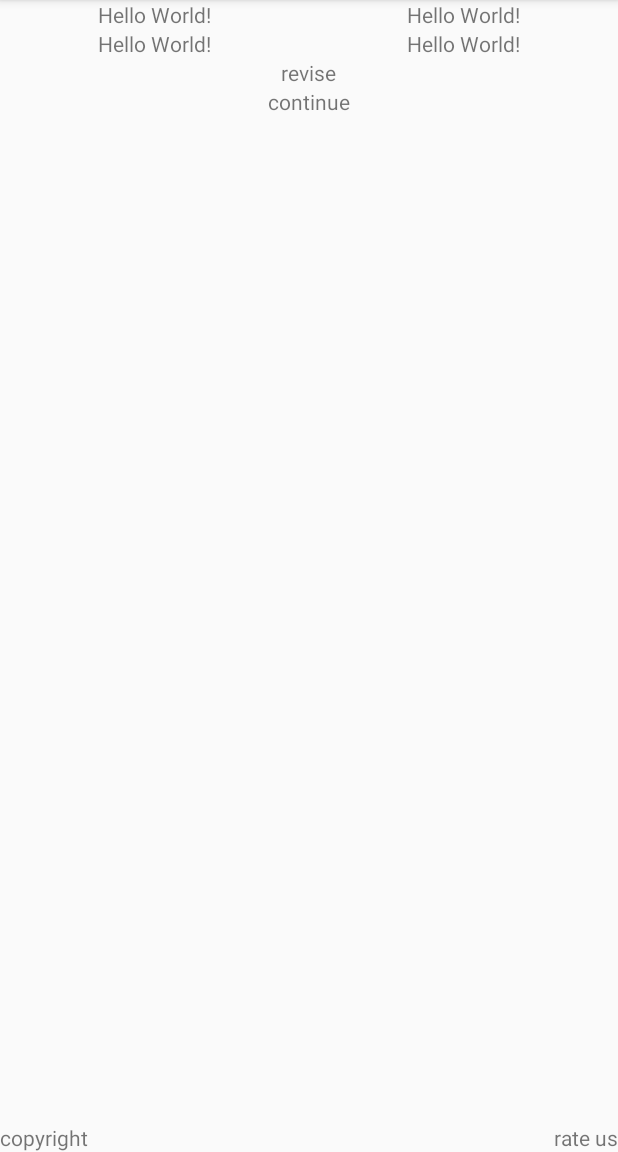
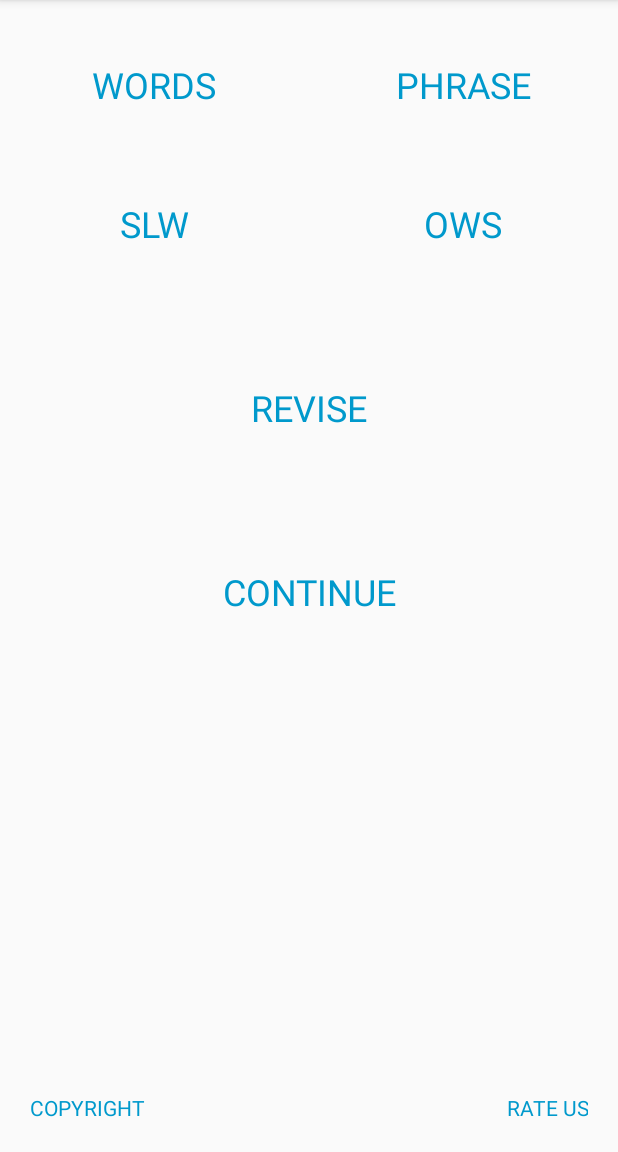
Before and after one commit to rajyotiroshan/SSCEnglishPrep, an Android app: the screen it shows after launch (MainActivity), on a phone screen of 412 x 824 dp, the part 84-1236 px from its top. Run offline under Robolectric (Android 15) with nearby library versions, the phone set to English and light mode, and no system bars.

Commit message:
created textStyle in style.xml put extra style attribute.

```diff
--- a/app/src/main/res/layout/activity_main.xml
+++ b/app/src/main/res/layout/activity_main.xml
@@ -5,74 +5,90 @@
     android:layout_width="match_parent"
     android:layout_height="match_parent"
     tools:context=".MainActivity">
+
     <LinearLayout
+        android:id="@+id/first"
         android:layout_width="match_parent"
         android:layout_height="wrap_content"
         android:orientation="horizontal"
-        android:id="@+id/first">
+        android:layout_marginTop="20dp">
+
         <TextView
             android:layout_width="0dp"
+            android:layout_height="wrap_content"
             android:layout_weight="1"
-        android:gravity="center"
-        android:layout_height="wrap_content"
-        android:text="Hello World!"
-        />
+            style="@style/textStyle"
+            android:text="Words" />
+
         <TextView
             android:layout_width="0dp"
+            android:layout_height="wrap_content"
             android:layout_weight="1"
-            android:gravity="center"
-        android:layout_height="wrap_content"
-        android:text="Hello World!"
-        />
+          style="@style/textStyle"
+            android:text="phrase" />
     </LinearLayout>
+
     <LinearLayout
         android:id="@+id/second"
         android:layout_width="match_parent"
         android:layout_height="wrap_content"
+        android:layout_below="@+id/first"
         android:orientation="horizontal"
-        android:layout_below="@+id/first">
+        android:layout_marginTop="20dp">
+
         <TextView
             android:layout_width="0dp"
+            android:layout_height="wrap_content"
             android:layout_weight="1"
-        android:gravity="center"
-        android:layout_height="wrap_content"
-        android:text="Hello World!"
-        />
+            style="@style/textStyle"
+            android:text="slw" />
+
         <TextView
             android:layout_width="0dp"
+            android:layout_height="wrap_content"
             android:layout_weight="1"
-            android:gravity="center"
-        android:layout_height="wrap_content"
-        android:text="Hello World!"
-        />
+           style="@style/textStyle"
+            android:text="ows" />
     </LinearLayout>
+
     <TextView
         android:id="@+id/revise"
         android:layout_width="wrap_content"
         android:layout_height="wrap_content"
+        android:layout_below="@+id/second"
+        android:layout_centerHorizontal="true"
         android:text="revise"
-        android:layout_below="@+id/second"
-        android:layout_centerHorizontal="true"/>
+        style="@style/textStyle"
+        android:layout_marginTop="50dp"/>
+
     <TextView
         android:id="@+id/cont"
         android:layout_width="wrap_content"
         android:layout_height="wrap_content"
+        android:layout_below="@+id/revise"
+        android:layout_centerHorizontal="true"
         android:text="continue"
-        android:layout_below="@+id/revise"
-        android:layout_centerHorizontal="true"/>
+        style="@style/textStyle"
+        android:layout_marginTop="50dp"/>
+
     <TextView
         android:id="@+id/copyri8"
         android:layout_width="wrap_content"
         android:layout_height="wrap_content"
+        android:layout_alignParentBottom="true"
         android:text="copyright"
-        android:layout_alignParentBottom="true"/>
+        style="@style/textStyle"
+        android:textSize="14sp"/>
+
     <TextView
         android:id="@+id/rate_us"
         android:layout_width="wrap_content"
         android:layout_height="wrap_content"
+        android:layout_alignParentBottom="true"
+        android:layout_alignParentRight="true"
         android:text="rate us"
-        android:layout_alignParentBottom="true"
-        android:layout_alignParentRight="true"/>
+        style="@style/textStyle"
+        android:textSize="14sp"/>
 
 
 </RelativeLayout>
--- a/app/src/main/res/values/styles.xml
+++ b/app/src/main/res/values/styles.xml
@@ -7,5 +7,11 @@
         <item name="colorPrimaryDark">@color/colorPrimaryDark</item>
         <item name="colorAccent">@color/colorAccent</item>
     </style>
-
+    <style name="textStyle">
+        <item name="android:textAllCaps">true</item>
+        <item name="android:gravity">center</item>
+        <item name="android:padding">20dp</item>
+        <item name="android:textSize">24sp</item>
+        <item name="android:textColor">@android:color/holo_blue_dark</item>
+    </style>
 </resources>
```
Lines whose indentation alone changed are shown as unchanged.
